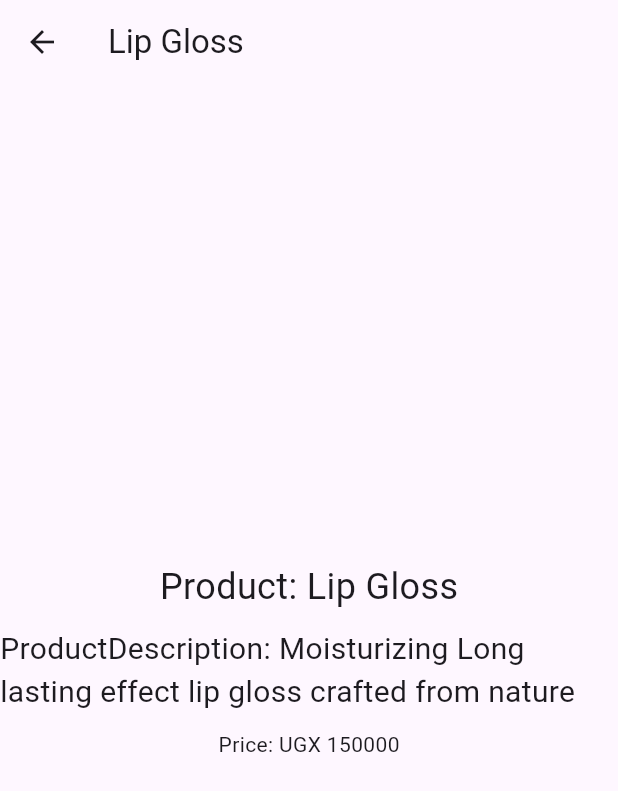
After one commit to ayomi-20/navigation_basics_flutter, a Flutter app: the SecondScreen screen opened directly, after a tap on "View Product Details", on a phone screen of 412 x 824 dp. The commit adds this screen. Shown: the top 791 px of the screen. Run offline on Flutter 3.47's test engine with Material 3 defaults, Android fonts, the phone set to English and light mode, and no system bars.

Commit message:
passing data between screens

```diff
--- /dev/null
+++ b/lib/detail_screen.dart
@@ -0,0 +1,40 @@
+import 'package:flutter/material.dart';
+class DetailScreen extends StatelessWidget {
+  final String productName;
+  final String productDescription;
+  final double price;
+
+  const DetailScreen({
+    super.key,
+    required this.productName,
+    required this.productDescription,
+    required this.price,
+  });
+
+  @override
+  Widget build(BuildContext context) {
+    return Scaffold(
+      appBar: AppBar(title: Text(productName)),
+      body: Center(
+        child: Column(
+          mainAxisAlignment: MainAxisAlignment.center,
+          children: [
+            Text(
+              'Product: $productName',
+              style: TextStyle(fontSize: 24),
+            ),
+            SizedBox(height: 10),
+            Text(
+              'ProductDescription: $productDescription',
+              style: TextStyle(fontSize: 20),
+            ),
+            SizedBox(height: 10),
+            Text(
+              'Price: UGX ${price.toStringAsFixed(0)}',
+            ),
+          ],
+        ),
+      ),
+    );
+  }
+}
--- a/lib/home_screen.dart
+++ b/lib/home_screen.dart
@@ -1,4 +1,5 @@
 import 'package:flutter/material.dart';
+import 'detail_screen.dart';
 void main() => runApp(MaterialApp(home: HomeScreen()));
 class HomeScreen extends StatelessWidget {
 @override
@@ -46,6 +47,25 @@ class SecondScreen extends StatelessWidget {
               child: Text('Go To Third Screen'),
             ),
 
+            SizedBox(height: 20),
+
+            ElevatedButton(
+  onPressed: () {
+    Navigator.push(
+      context,
+      MaterialPageRoute(
+        builder: (context) => DetailScreen(
+          // passing data when navigating
+          productName: "Lip Gloss",
+          productDescription: "Moisturizing Long lasting effect lip gloss crafted from nature",
+          price: 150000,
+        ),
+      ),
+    );
+  },
+  child: Text("View Product Details"),
+),
+
           ],
         ),
       ),
--- a/lib/second_screen.dart
+++ /dev/null
@@ -1,10 +0,0 @@
-import 'package:flutter/material.dart';
-
-class SecondScreen extends StatelessWidget {
-  const SecondScreen({super.key});
-
-  @override
-  Widget build(BuildContext context) {
-    return const Placeholder();
-  }
-}
```
